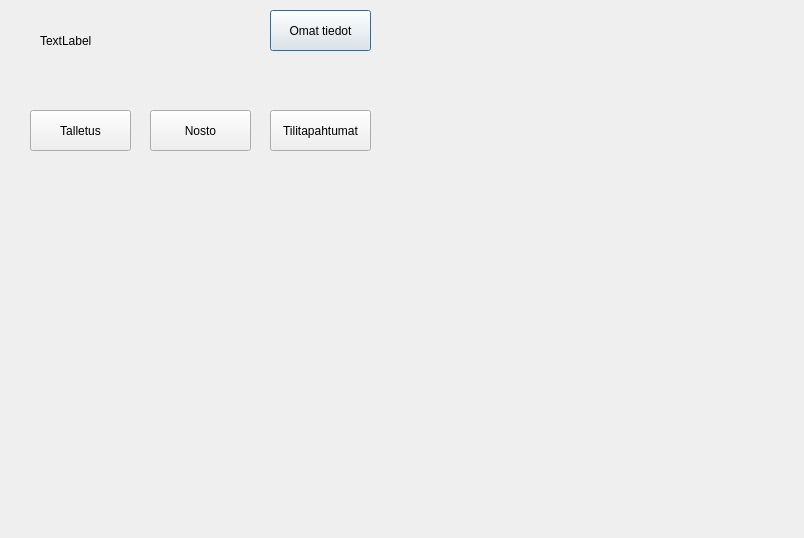
First picture: the form in bank_automat/accountinfo.ui, repository 25kmo-project/group_7, before the edit.
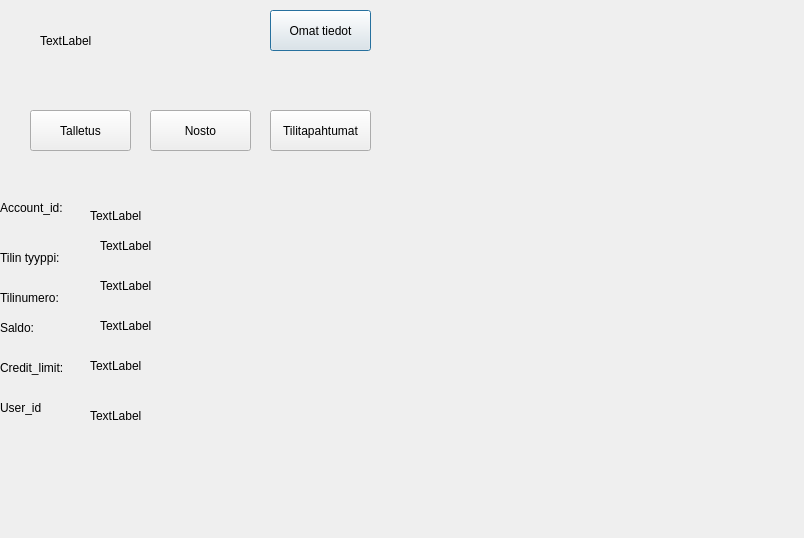
Second picture: the form after the edit.

The edit to the form file:
```diff
--- a/bank_automat/accountinfo.ui
+++ b/bank_automat/accountinfo.ui
@@ -78,6 +78,162 @@
     <string>Tilitapahtumat</string>
    </property>
   </widget>
+  <widget class="QLabel" name="labelID">
+   <property name="geometry">
+    <rect>
+     <x>90</x>
+     <y>200</y>
+     <width>131</width>
+     <height>31</height>
+    </rect>
+   </property>
+   <property name="text">
+    <string>TextLabel</string>
+   </property>
+  </widget>
+  <widget class="QLabel" name="labelBalance">
+   <property name="geometry">
+    <rect>
+     <x>100</x>
+     <y>310</y>
+     <width>121</width>
+     <height>31</height>
+    </rect>
+   </property>
+   <property name="text">
+    <string>TextLabel</string>
+   </property>
+  </widget>
+  <widget class="QLabel" name="labelCreditLimit">
+   <property name="geometry">
+    <rect>
+     <x>90</x>
+     <y>350</y>
+     <width>131</width>
+     <height>31</height>
+    </rect>
+   </property>
+   <property name="text">
+    <string>TextLabel</string>
+   </property>
+  </widget>
+  <widget class="QLabel" name="labelUserID">
+   <property name="geometry">
+    <rect>
+     <x>90</x>
+     <y>400</y>
+     <width>131</width>
+     <height>31</height>
+    </rect>
+   </property>
+   <property name="text">
+    <string>TextLabel</string>
+   </property>
+  </widget>
+  <widget class="QLabel" name="labelType">
+   <property name="geometry">
+    <rect>
+     <x>100</x>
+     <y>230</y>
+     <width>131</width>
+     <height>31</height>
+    </rect>
+   </property>
+   <property name="text">
+    <string>TextLabel</string>
+   </property>
+  </widget>
+  <widget class="QLabel" name="labelNumber">
+   <property name="geometry">
+    <rect>
+     <x>100</x>
+     <y>270</y>
+     <width>131</width>
+     <height>31</height>
+    </rect>
+   </property>
+   <property name="text">
+    <string>TextLabel</string>
+   </property>
+  </widget>
+  <widget class="QLabel" name="label">
+   <property name="geometry">
+    <rect>
+     <x>0</x>
+     <y>200</y>
+     <width>71</width>
+     <height>16</height>
+    </rect>
+   </property>
+   <property name="text">
+    <string>Account_id:</string>
+   </property>
+  </widget>
+  <widget class="QLabel" name="label_2">
+   <property name="geometry">
+    <rect>
+     <x>0</x>
+     <y>360</y>
+     <width>71</width>
+     <height>16</height>
+    </rect>
+   </property>
+   <property name="text">
+    <string>Credit_limit:</string>
+   </property>
+  </widget>
+  <widget class="QLabel" name="label_3">
+   <property name="geometry">
+    <rect>
+     <x>0</x>
+     <y>320</y>
+     <width>49</width>
+     <height>16</height>
+    </rect>
+   </property>
+   <property name="text">
+    <string>Saldo:</string>
+   </property>
+  </widget>
+  <widget class="QLabel" name="label_4">
+   <property name="geometry">
+    <rect>
+     <x>0</x>
+     <y>250</y>
+     <width>81</width>
+     <height>16</height>
+    </rect>
+   </property>
+   <property name="text">
+    <string>Tilin tyyppi:</string>
+   </property>
+  </widget>
+  <widget class="QLabel" name="label_5">
+   <property name="geometry">
+    <rect>
+     <x>0</x>
+     <y>400</y>
+     <width>49</width>
+     <height>16</height>
+    </rect>
+   </property>
+   <property name="text">
+    <string>User_id</string>
+   </property>
+  </widget>
+  <widget class="QLabel" name="label_6">
+   <property name="geometry">
+    <rect>
+     <x>0</x>
+     <y>290</y>
+     <width>61</width>
+     <height>16</height>
+    </rect>
+   </property>
+   <property name="text">
+    <string>Tilinumero:</string>
+   </property>
+  </widget>
  </widget>
  <resources/>
  <connections/>
```
